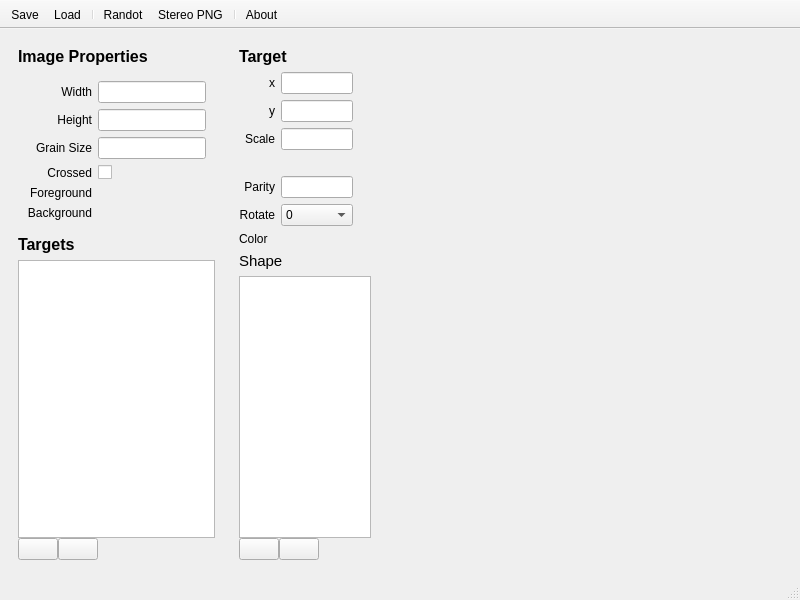
Qt form src/views/mainwindow.ui (PowerSnail/RandotStudio) before a commit.
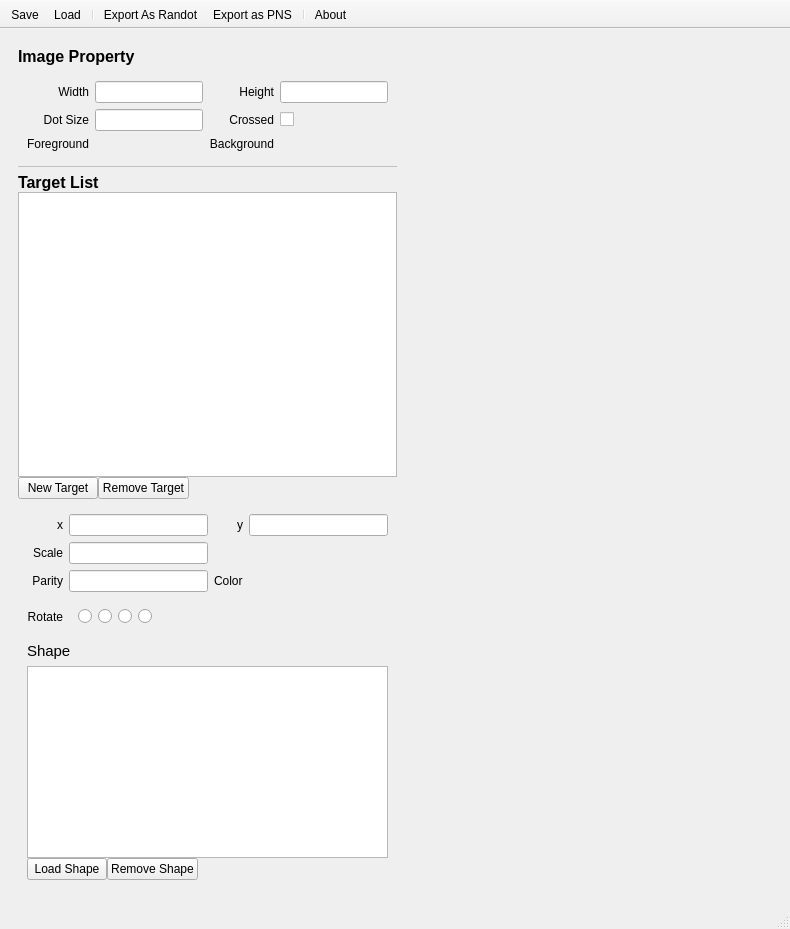
The same form after that commit. Icons and pictures are not drawn. Custom widgets are drawn as their Qt base class.

The edit to the form file:
```diff
--- a/src/views/mainwindow.ui
+++ b/src/views/mainwindow.ui
@@ -6,8 +6,8 @@
    <rect>
     <x>0</x>
     <y>0</y>
-    <width>800</width>
-    <height>600</height>
+    <width>790</width>
+    <height>929</height>
    </rect>
   </property>
   <property name="windowTitle">
@@ -34,7 +34,13 @@
       </property>
       <layout class="QVBoxLayout" name="verticalLayout">
        <item>
-        <widget class="QLabel" name="label">
+        <widget class="QLabel" name="label_11">
+         <property name="minimumSize">
+          <size>
+           <width>0</width>
+           <height>0</height>
+          </size>
+         </property>
          <property name="font">
           <font>
            <pointsize>12</pointsize>
@@ -43,60 +49,14 @@
           </font>
          </property>
          <property name="text">
-          <string>Image Properties</string>
+          <string>Image Property</string>
          </property>
         </widget>
        </item>
        <item>
         <widget class="QWidget" name="canvasSettingPanel" native="true">
          <layout class="QGridLayout" name="gridLayout">
-          <item row="1" column="1">
-           <widget class="QLineEdit" name="lineEditHeight">
-            <property name="sizePolicy">
-             <sizepolicy hsizetype="Minimum" vsizetype="Fixed">
-              <horstretch>0</horstretch>
-              <verstretch>0</verstretch>
-             </sizepolicy>
-            </property>
-           </widget>
-          </item>
-          <item row="0" column="1">
-           <widget class="QLineEdit" name="lineEditWidth">
-            <property name="sizePolicy">
-             <sizepolicy hsizetype="Minimum" vsizetype="Fixed">
-              <horstretch>0</horstretch>
-              <verstretch>0</verstretch>
-             </sizepolicy>
-            </property>
-           </widget>
-          </item>
-          <item row="0" column="0">
-           <widget class="QLabel" name="label_4">
-            <property name="text">
-             <string>Width</string>
-            </property>
-            <property name="alignment">
-             <set>Qt::AlignRight|Qt::AlignTrailing|Qt::AlignVCenter</set>
-            </property>
-            <property name="margin">
-             <number>2</number>
-            </property>
-            <property name="buddy">
-             <cstring>lineEditWidth</cstring>
-            </property>
-           </widget>
-          </item>
-          <item row="2" column="1">
-           <widget class="QLineEdit" name="lineEditGrainSize">
-            <property name="sizePolicy">
-             <sizepolicy hsizetype="Minimum" vsizetype="Fixed">
-              <horstretch>0</horstretch>
-              <verstretch>0</verstretch>
-             </sizepolicy>
-            </property>
-           </widget>
-          </item>
-          <item row="1" column="0">
+          <item row="1" column="2">
            <widget class="QLabel" name="label_8">
             <property name="text">
              <string>Height</string>
@@ -112,10 +72,10 @@
             </property>
            </widget>
           </item>
-          <item row="2" column="0">
-           <widget class="QLabel" name="label_7">
+          <item row="1" column="0">
+           <widget class="QLabel" name="label_4">
             <property name="text">
-             <string>Grain Size</string>
+             <string>Width</string>
             </property>
             <property name="alignment">
              <set>Qt::AlignRight|Qt::AlignTrailing|Qt::AlignVCenter</set>
@@ -124,11 +84,27 @@
              <number>2</number>
             </property>
             <property name="buddy">
-             <cstring>lineEditGrainSize</cstring>
+             <cstring>lineEditWidth</cstring>
             </property>
            </widget>
           </item>
-          <item row="3" column="0">
+          <item row="5" column="0">
+           <widget class="QLabel" name="label_5">
+            <property name="text">
+             <string>Foreground</string>
+            </property>
+            <property name="alignment">
+             <set>Qt::AlignRight|Qt::AlignTrailing|Qt::AlignVCenter</set>
+            </property>
+            <property name="margin">
+             <number>2</number>
+            </property>
+            <property name="buddy">
+             <cstring>colorChooserForeground</cstring>
+            </property>
+           </widget>
+          </item>
+          <item row="3" column="2">
            <widget class="QLabel" name="label_6">
             <property name="text">
              <string>Crossed</string>
@@ -144,30 +120,60 @@
             </property>
            </widget>
           </item>
+          <item row="1" column="1">
+           <widget class="QLineEdit" name="lineEditWidth">
+            <property name="sizePolicy">
+             <sizepolicy hsizetype="Minimum" vsizetype="Fixed">
+              <horstretch>0</horstretch>
+              <verstretch>0</verstretch>
+             </sizepolicy>
+            </property>
+           </widget>
+          </item>
+          <item row="3" column="0">
+           <widget class="QLabel" name="label_7">
+            <property name="text">
+             <string>Dot Size</string>
+            </property>
+            <property name="alignment">
+             <set>Qt::AlignRight|Qt::AlignTrailing|Qt::AlignVCenter</set>
+            </property>
+            <property name="margin">
+             <number>2</number>
+            </property>
+            <property name="buddy">
+             <cstring>lineEditGrainSize</cstring>
+            </property>
+           </widget>
+          </item>
           <item row="3" column="1">
+           <widget class="QLineEdit" name="lineEditGrainSize">
+            <property name="sizePolicy">
+             <sizepolicy hsizetype="Minimum" vsizetype="Fixed">
+              <horstretch>0</horstretch>
+              <verstretch>0</verstretch>
+             </sizepolicy>
+            </property>
+           </widget>
+          </item>
+          <item row="3" column="3">
            <widget class="QCheckBox" name="checkBoxCrossed">
             <property name="text">
              <string/>
             </property>
            </widget>
           </item>
-          <item row="4" column="0">
-           <widget class="QLabel" name="label_5">
-            <property name="text">
-             <string>Foreground</string>
-            </property>
-            <property name="alignment">
-             <set>Qt::AlignRight|Qt::AlignTrailing|Qt::AlignVCenter</set>
-            </property>
-            <property name="margin">
-             <number>2</number>
-            </property>
-            <property name="buddy">
-             <cstring>colorChooserForeground</cstring>
+          <item row="1" column="3">
+           <widget class="QLineEdit" name="lineEditHeight">
+            <property name="sizePolicy">
+             <sizepolicy hsizetype="Minimum" vsizetype="Fixed">
+              <horstretch>0</horstretch>
+              <verstretch>0</verstretch>
+             </sizepolicy>
             </property>
            </widget>
           </item>
-          <item row="4" column="1">
+          <item row="5" column="1">
            <widget class="ColorChooser" name="colorChooserForeground" native="true">
             <property name="sizePolicy">
              <sizepolicy hsizetype="MinimumExpanding" vsizetype="Preferred">
@@ -177,7 +183,7 @@
             </property>
            </widget>
           </item>
-          <item row="5" column="0">
+          <item row="5" column="2">
            <widget class="QLabel" name="label_9">
             <property name="text">
              <string>Background</string>
@@ -193,7 +199,7 @@
             </property>
            </widget>
           </item>
-          <item row="5" column="1">
+          <item row="5" column="3">
            <widget class="ColorChooser" name="colorChooserBackground" native="true">
             <property name="sizePolicy">
              <sizepolicy hsizetype="MinimumExpanding" vsizetype="Preferred">
@@ -207,16 +213,27 @@
         </widget>
        </item>
        <item>
-        <widget class="QLabel" name="label_3">
-         <property name="font">
-          <font>
-           <pointsize>12</pointsize>
-           <weight>75</weight>
-           <bold>true</bold>
-          </font>
+        <widget class="QWidget" name="widget_2" native="true">
+         <property name="sizePolicy">
+          <sizepolicy hsizetype="Maximum" vsizetype="Fixed">
+           <horstretch>0</horstretch>
+           <verstretch>0</verstretch>
+          </sizepolicy>
          </property>
-         <property name="text">
-          <string>Targets</string>
+         <property name="minimumSize">
+          <size>
+           <width>0</width>
+           <height>1</height>
+          </size>
+         </property>
+         <property name="maximumSize">
+          <size>
+           <width>1000</width>
+           <height>1</height>
+          </size>
+         </property>
+         <property name="styleSheet">
+          <string notr="true">background-color: rgba(0, 0, 0, 50);</string>
          </property>
         </widget>
        </item>
@@ -225,13 +242,30 @@
          <property name="spacing">
           <number>0</number>
          </property>
+         <property name="topMargin">
+          <number>0</number>
+         </property>
          <property name="bottomMargin">
           <number>0</number>
          </property>
+         <item>
+          <widget class="QLabel" name="label_3">
+           <property name="font">
+            <font>
+             <pointsize>12</pointsize>
+             <weight>75</weight>
+             <bold>true</bold>
+            </font>
+           </property>
+           <property name="text">
+            <string>Target List</string>
+           </property>
+          </widget>
+         </item>
          <item>
           <widget class="QListWidget" name="listWidgetTarget">
            <property name="viewMode">
-            <enum>QListView::IconMode</enum>
+            <enum>QListView::ListMode</enum>
            </property>
           </widget>
          </item>
@@ -243,7 +277,7 @@
            <item>
             <widget class="QPushButton" name="btnAddTarget">
              <property name="text">
-              <string/>
+              <string>New Target</string>
              </property>
              <property name="icon">
               <iconset resource="../../Resources/RandotStudio.qrc">
@@ -254,7 +288,7 @@
            <item>
             <widget class="QPushButton" name="btnRemoveTarget">
              <property name="text">
-              <string/>
+              <string>Remove Target</string>
              </property>
              <property name="icon">
               <iconset resource="../../Resources/RandotStudio.qrc">
@@ -279,9 +313,6 @@
          </item>
         </layout>
        </item>
-      </layout>
-     </widget>
-    </item>
     <item>
      <widget class="QWidget" name="targetSettingPanel" native="true">
       <property name="sizePolicy">
@@ -297,31 +328,26 @@
        </size>
       </property>
       <layout class="QGridLayout" name="gridLayout_2">
-       <item row="1" column="1">
-        <widget class="QLineEdit" name="lineEditX"/>
-       </item>
-       <item row="3" column="0">
-        <widget class="QLabel" name="label_15">
-         <property name="sizePolicy">
-          <sizepolicy hsizetype="Minimum" vsizetype="Preferred">
-           <horstretch>0</horstretch>
-           <verstretch>0</verstretch>
-          </sizepolicy>
+          <item row="7" column="0" colspan="4">
+           <widget class="QLabel" name="label_2">
+            <property name="font">
+             <font>
+              <pointsize>11</pointsize>
+              <weight>50</weight>
+              <bold>false</bold>
+             </font>
          </property>
          <property name="text">
-          <string>Scale</string>
-         </property>
-         <property name="alignment">
-          <set>Qt::AlignRight|Qt::AlignTrailing|Qt::AlignVCenter</set>
+             <string>Shape</string>
          </property>
          <property name="margin">
           <number>2</number>
          </property>
-         <property name="buddy">
-          <cstring>lineEditScale</cstring>
-         </property>
-        </widget>
-       </item>
+           </widget>
+          </item>
+          <item row="5" column="1">
+           <widget class="QLineEdit" name="lineEditParity"/>
+          </item>
        <item row="6" column="0">
         <widget class="QLabel" name="label_13">
          <property name="sizePolicy">
@@ -339,13 +365,69 @@
          <property name="margin">
           <number>2</number>
          </property>
-         <property name="buddy">
-          <cstring>comboBoxRotate</cstring>
-         </property>
-        </widget>
-       </item>
-       <item row="5" column="1">
-        <widget class="QLineEdit" name="lineEditParity"/>
+           </widget>
+          </item>
+          <item row="8" column="0" colspan="4">
+           <layout class="QVBoxLayout" name="verticalLayout_2">
+            <property name="spacing">
+             <number>0</number>
+            </property>
+            <property name="topMargin">
+             <number>0</number>
+            </property>
+            <property name="bottomMargin">
+             <number>0</number>
+            </property>
+            <item>
+             <widget class="QListWidget" name="listWidgetShape">
+              <property name="viewMode">
+               <enum>QListView::IconMode</enum>
+              </property>
+             </widget>
+            </item>
+            <item>
+             <layout class="QHBoxLayout" name="horizontalLayout_2">
+              <property name="spacing">
+               <number>0</number>
+              </property>
+              <item>
+               <widget class="QPushButton" name="btnAddShape">
+                <property name="text">
+                 <string>Load Shape</string>
+                </property>
+                <property name="icon">
+                 <iconset resource="../../Resources/RandotStudio.qrc">
+                  <normaloff>:/randot_studio/icons/add.svg</normaloff>:/randot_studio/icons/add.svg</iconset>
+                </property>
+               </widget>
+              </item>
+              <item>
+               <widget class="QPushButton" name="btnRemoveShape">
+                <property name="text">
+                 <string>Remove Shape</string>
+                </property>
+                <property name="icon">
+                 <iconset resource="../../Resources/RandotStudio.qrc">
+                  <normaloff>:/randot_studio/icons/minus.svg</normaloff>:/randot_studio/icons/minus.svg</iconset>
+                </property>
+               </widget>
+              </item>
+              <item>
+               <spacer name="horizontalSpacer">
+                <property name="orientation">
+                 <enum>Qt::Horizontal</enum>
+                </property>
+                <property name="sizeHint" stdset="0">
+                 <size>
+                  <width>40</width>
+                  <height>20</height>
+                 </size>
+                </property>
+               </spacer>
+              </item>
+             </layout>
+            </item>
+           </layout>
        </item>
        <item row="1" column="0">
         <widget class="QLabel" name="label_10">
@@ -372,6 +454,100 @@
        <item row="3" column="1">
         <widget class="QLineEdit" name="lineEditScale"/>
        </item>
+          <item row="1" column="1">
+           <widget class="QLineEdit" name="lineEditX"/>
+          </item>
+          <item row="5" column="2">
+           <widget class="QLabel" name="label_12">
+            <property name="text">
+             <string>Color</string>
+            </property>
+            <property name="margin">
+             <number>2</number>
+            </property>
+           </widget>
+          </item>
+          <item row="3" column="2" colspan="2">
+           <widget class="QLabel" name="labelRealSize">
+            <property name="font">
+             <font>
+              <italic>true</italic>
+             </font>
+            </property>
+            <property name="text">
+             <string/>
+            </property>
+            <property name="indent">
+             <number>2</number>
+            </property>
+           </widget>
+          </item>
+          <item row="6" column="1" colspan="3">
+           <widget class="QWidget" name="widget" native="true">
+            <layout class="QHBoxLayout" name="horizontalLayout_4">
+             <item>
+              <widget class="QRadioButton" name="radioButtonRotate0">
+               <property name="text">
+                <string/>
+               </property>
+               <property name="icon">
+                <iconset resource="../../Resources/RandotStudio.qrc">
+                 <normaloff>:/randot_studio/icons/deg0.svg</normaloff>:/randot_studio/icons/deg0.svg</iconset>
+               </property>
+              </widget>
+             </item>
+             <item>
+              <widget class="QRadioButton" name="radioButtonRotate90">
+               <property name="text">
+                <string/>
+               </property>
+               <property name="icon">
+                <iconset resource="../../Resources/RandotStudio.qrc">
+                 <normaloff>:/randot_studio/icons/deg90.svg</normaloff>:/randot_studio/icons/deg90.svg</iconset>
+               </property>
+              </widget>
+             </item>
+             <item>
+              <widget class="QRadioButton" name="radioButtonRotate180">
+               <property name="text">
+                <string/>
+               </property>
+               <property name="icon">
+                <iconset resource="../../Resources/RandotStudio.qrc">
+                 <normaloff>:/randot_studio/icons/deg180.svg</normaloff>:/randot_studio/icons/deg180.svg</iconset>
+               </property>
+              </widget>
+             </item>
+             <item>
+              <widget class="QRadioButton" name="radioButtonRotate270">
+               <property name="text">
+                <string/>
+               </property>
+               <property name="icon">
+                <iconset resource="../../Resources/RandotStudio.qrc">
+                 <normaloff>:/randot_studio/icons/deg270.svg</normaloff>:/randot_studio/icons/deg270.svg</iconset>
+               </property>
+              </widget>
+             </item>
+             <item>
+              <spacer name="horizontalSpacer_3">
+               <property name="orientation">
+                <enum>Qt::Horizontal</enum>
+               </property>
+               <property name="sizeHint" stdset="0">
+                <size>
+                 <width>40</width>
+                 <height>20</height>
+                </size>
+               </property>
+              </spacer>
+             </item>
+            </layout>
+           </widget>
+          </item>
+          <item row="5" column="3">
+           <widget class="ColorChooser" name="colorChooserTarget" native="true"/>
+          </item>
        <item row="5" column="0">
         <widget class="QLabel" name="label_14">
          <property name="sizePolicy">
@@ -394,129 +570,32 @@
          </property>
         </widget>
        </item>
-       <item row="7" column="1">
-        <widget class="ColorChooser" name="colorChooserTarget" native="true"/>
-       </item>
-       <item row="7" column="0">
-        <widget class="QLabel" name="label_12">
-         <property name="text">
-          <string>Color</string>
-         </property>
-         <property name="margin">
-          <number>2</number>
-         </property>
-        </widget>
-       </item>
-       <item row="6" column="1">
-        <widget class="QComboBox" name="comboBoxRotate">
-         <item>
-          <property name="text">
-           <string>0</string>
-          </property>
-         </item>
-         <item>
-          <property name="text">
-           <string>90</string>
-          </property>
-         </item>
-         <item>
-          <property name="text">
-           <string>180</string>
-          </property>
-         </item>
-         <item>
-          <property name="text">
-           <string>270</string>
-          </property>
-         </item>
-        </widget>
-       </item>
-       <item row="0" column="0" colspan="2">
-        <widget class="QLabel" name="label_11">
-         <property name="minimumSize">
-          <size>
-           <width>0</width>
-           <height>0</height>
-          </size>
-         </property>
-         <property name="font">
-          <font>
-           <pointsize>12</pointsize>
-           <weight>75</weight>
-           <bold>true</bold>
-          </font>
-         </property>
-         <property name="text">
-          <string>Target</string>
-         </property>
-        </widget>
-       </item>
-       <item row="2" column="1">
+          <item row="1" column="3">
         <widget class="QLineEdit" name="lineEditY"/>
        </item>
-       <item row="9" column="0" colspan="5">
-        <layout class="QVBoxLayout" name="verticalLayout_2">
-         <property name="spacing">
-          <number>0</number>
-         </property>
-         <property name="topMargin">
-          <number>0</number>
-         </property>
-         <property name="bottomMargin">
-          <number>0</number>
-         </property>
-         <item>
-          <widget class="QListWidget" name="listWidgetShape">
-           <property name="viewMode">
-            <enum>QListView::IconMode</enum>
-           </property>
-          </widget>
-         </item>
-         <item>
-          <layout class="QHBoxLayout" name="horizontalLayout_2">
-           <property name="spacing">
-            <number>0</number>
-           </property>
-           <item>
-            <widget class="QPushButton" name="btnAddShape">
+          <item row="3" column="0">
+           <widget class="QLabel" name="label_15">
+            <property name="sizePolicy">
+             <sizepolicy hsizetype="Minimum" vsizetype="Preferred">
+              <horstretch>0</horstretch>
+              <verstretch>0</verstretch>
+             </sizepolicy>
+            </property>
              <property name="text">
-              <string/>
-             </property>
-             <property name="icon">
-              <iconset resource="../../Resources/RandotStudio.qrc">
-               <normaloff>:/randot_studio/icons/add.svg</normaloff>:/randot_studio/icons/add.svg</iconset>
-             </property>
-            </widget>
-           </item>
-           <item>
-            <widget class="QPushButton" name="btnRemoveShape">
-             <property name="text">
-              <string/>
-             </property>
-             <property name="icon">
-              <iconset resource="../../Resources/RandotStudio.qrc">
-               <normaloff>:/randot_studio/icons/minus.svg</normaloff>:/randot_studio/icons/minus.svg</iconset>
+             <string>Scale</string>
+            </property>
+            <property name="alignment">
+             <set>Qt::AlignRight|Qt::AlignTrailing|Qt::AlignVCenter</set>
+            </property>
+            <property name="margin">
+             <number>2</number>
+            </property>
+            <property name="buddy">
+             <cstring>lineEditScale</cstring>
              </property>
             </widget>
            </item>
-           <item>
-            <spacer name="horizontalSpacer">
-             <property name="orientation">
-              <enum>Qt::Horizontal</enum>
-             </property>
-             <property name="sizeHint" stdset="0">
-              <size>
-               <width>40</width>
-               <height>20</height>
-              </size>
-             </property>
-            </spacer>
-           </item>
-          </layout>
-         </item>
-        </layout>
-       </item>
-       <item row="2" column="0">
+          <item row="1" column="2">
         <widget class="QLabel" name="label_16">
          <property name="sizePolicy">
           <sizepolicy hsizetype="Minimum" vsizetype="Preferred">
@@ -538,39 +617,7 @@
          </property>
         </widget>
        </item>
-       <item row="8" column="0" colspan="4">
-        <widget class="QLabel" name="label_2">
-         <property name="font">
-          <font>
-           <pointsize>11</pointsize>
-           <weight>50</weight>
-           <bold>false</bold>
-          </font>
-         </property>
-         <property name="text">
-          <string>Shape</string>
-         </property>
-         <property name="margin">
-          <number>2</number>
-         </property>
-        </widget>
-       </item>
-       <item row="4" column="0" colspan="2">
-        <widget class="QLabel" name="labelRealSize">
-         <property name="font">
-          <font>
-           <italic>true</italic>
-          </font>
-         </property>
-         <property name="text">
-          <string/>
-         </property>
-         <property name="alignment">
-          <set>Qt::AlignRight|Qt::AlignTop|Qt::AlignTrailing</set>
-         </property>
-         <property name="indent">
-          <number>2</number>
-         </property>
+         </layout>
         </widget>
        </item>
       </layout>
@@ -593,8 +640,8 @@
     <rect>
      <x>0</x>
      <y>0</y>
-     <width>800</width>
-     <height>17</height>
+     <width>790</width>
+     <height>27</height>
     </rect>
    </property>
   </widget>
@@ -634,12 +681,12 @@
   </widget>
   <action name="actionRandot">
    <property name="text">
-    <string>Randot</string>
+    <string>Export As Randot</string>
    </property>
   </action>
   <action name="actionStereo_PNG">
    <property name="text">
-    <string>Stereo PNG</string>
+    <string>Export as PNS</string>
    </property>
   </action>
   <action name="actionSave">
```
Left out of the diff: 5 changed lines with no effect on the pictures. Lines whose indentation alone changed are shown as unchanged.
